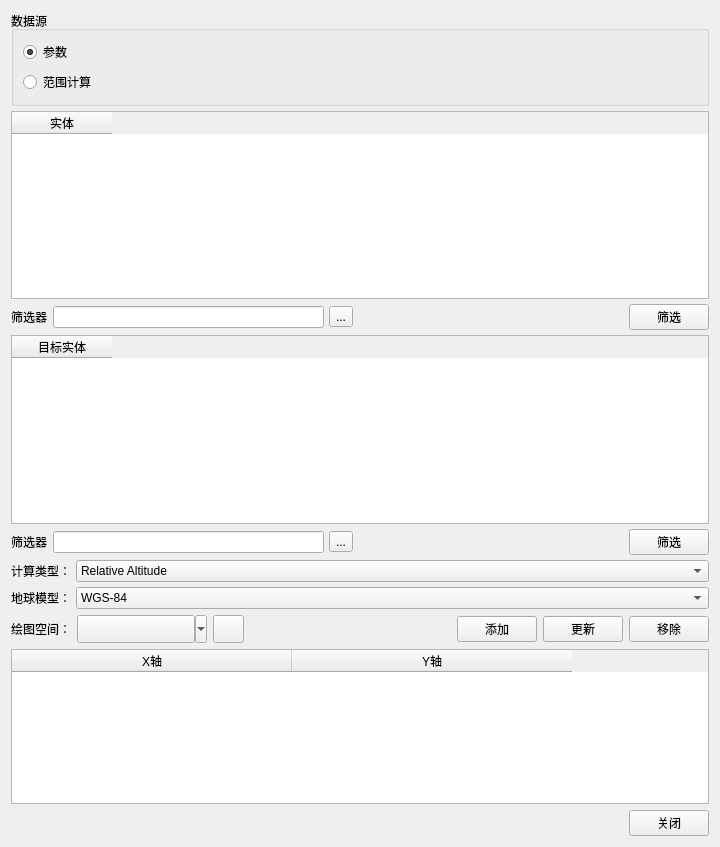
Above: AddPlotPair.ui from whatudone/plotxy before the change. Below: the same form after it.
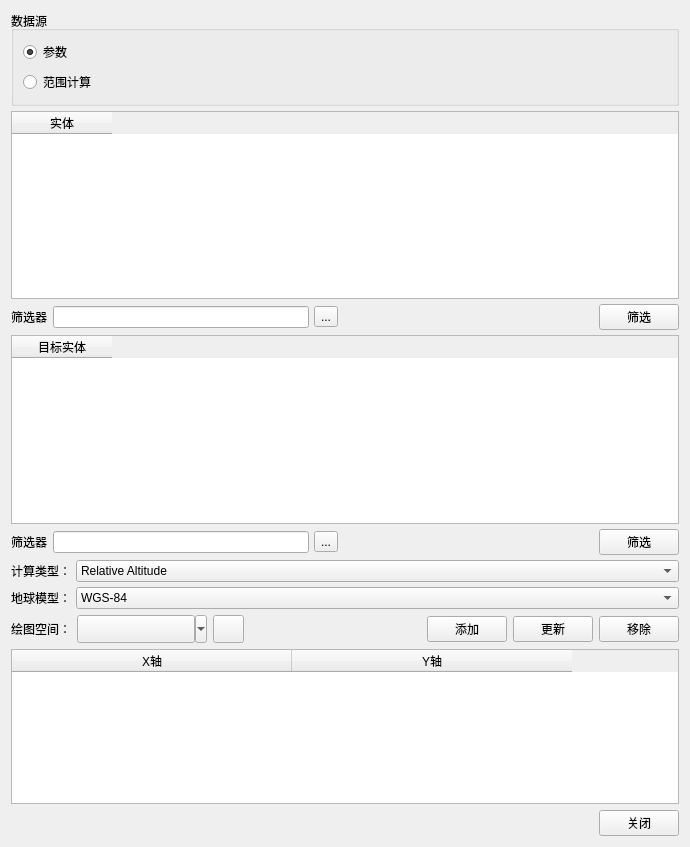
That is the form after the change.

Commit message: 1、主界面汉化，去除无用界面 2、修复一个内存泄露问题

What changed in the file:
```diff
--- a/AddPlotPair.ui
+++ b/AddPlotPair.ui
@@ -6,7 +6,7 @@
    <rect>
     <x>0</x>
     <y>0</y>
-    <width>720</width>
+    <width>690</width>
     <height>847</height>
    </rect>
   </property>
```
The commit also changes 3 other files.
